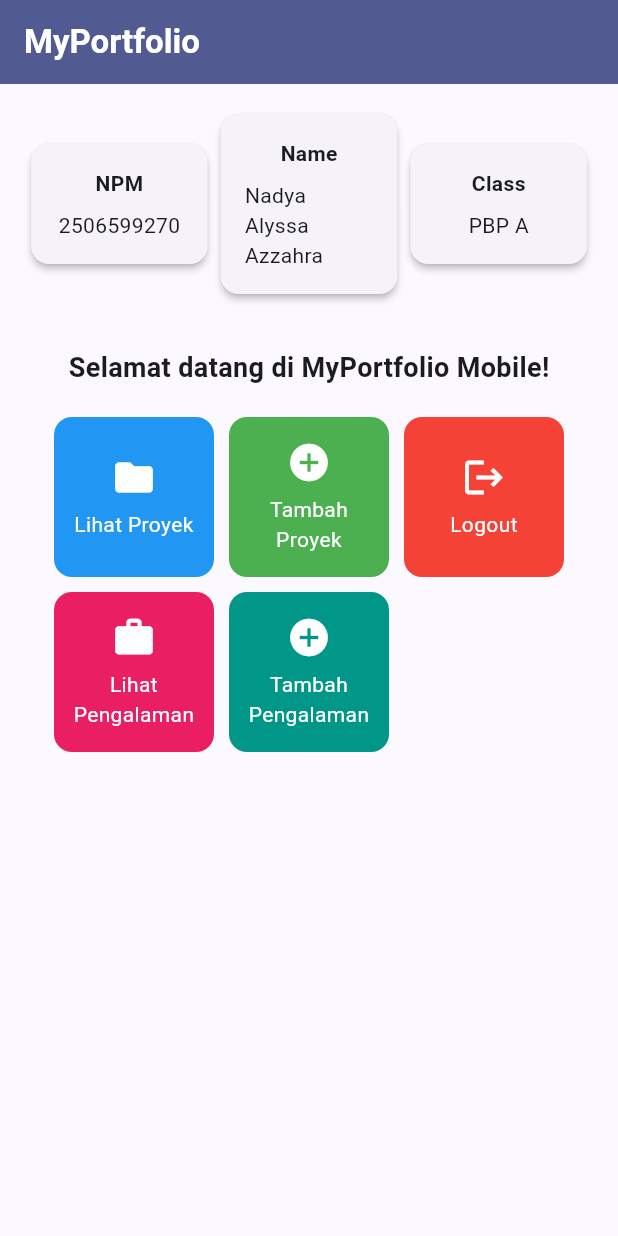
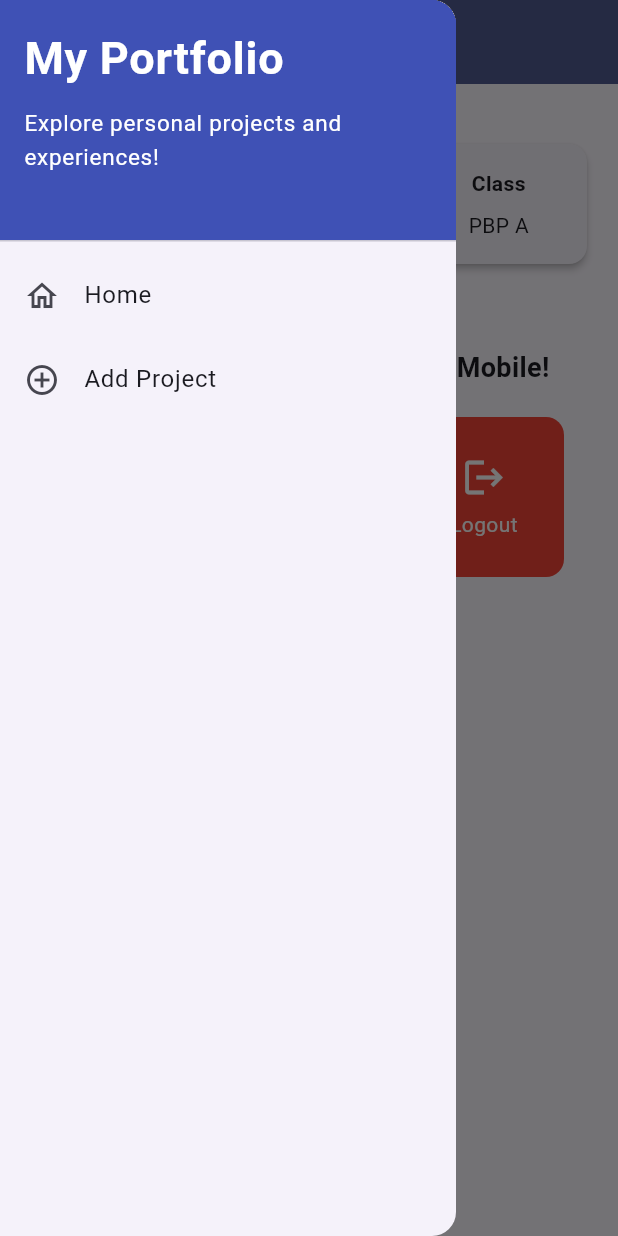
Before and after one commit to nadya-alyssa/myportofolio_mobile, a Flutter app: the screen it shows after launch, with the side drawer open (before the commit the screen has no drawer), on a phone screen of 412 x 824 dp. Run offline on Flutter 3.47's test engine with Material 3 defaults, Android fonts, the phone set to English and light mode, and no system bars; our stand-ins replace material_ui.

Commit message:
Tutorial 9: menambah navigasi, layout, form, dan input elements

```diff
--- a/lib/main.dart
+++ b/lib/main.dart
@@ -1,5 +1,5 @@
-import 'package:flutter/material.dart';
-import 'package:myportofolio_mobile/menu.dart';
+import 'package:material_ui/material_ui.dart';
+import 'package:myportofolio_mobile/screens/menu.dart';
 
 void main() {
   runApp(const MyApp());
--- a/lib/menu.dart
+++ b/lib/screens/menu.dart
@@ -1,4 +1,6 @@
-import 'package:flutter/material.dart';
+import 'package:material_ui/material_ui.dart';
+import 'package:myportofolio_mobile/widgets/left_drawer.dart';
+import 'package:myportofolio_mobile/widgets/project_card.dart';
 
 class MyHomePage extends StatelessWidget {
   MyHomePage({super.key});
@@ -29,7 +31,9 @@ class MyHomePage extends StatelessWidget {
           ),
         ),
         backgroundColor: Theme.of(context).colorScheme.primary,
+        iconTheme: const IconThemeData(color: Colors.white),
       ),
+      drawer: const LeftDrawer(),
       // Body halaman utama dengan padding di sekelilingnya.
       body: Padding(
         padding: const EdgeInsets.all(16.0),
@@ -125,49 +129,3 @@ class ItemHomepage {
 
   ItemHomepage(this.name, this.icon, this.color);
 }
-
-class ItemCard extends StatelessWidget {
-  final ItemHomepage item;
-
-  const ItemCard(this.item, {super.key});
-
-  @override
-  Widget build(BuildContext context) {
-    return Material(
-      color: item.color,
-      borderRadius: BorderRadius.circular(12),
-      child: InkWell(
-        // Aksi ketika kartu ditekan oleh pengguna.
-        onTap: () {
-          // Menampilkan SnackBar dengan pesan interaktif.
-          ScaffoldMessenger.of(context)
-            ..hideCurrentSnackBar()
-            ..showSnackBar(
-              SnackBar(content: Text("Kamu telah menekan tombol ${item.name}!"))
-            );
-        },
-        child: Container(
-          padding: const EdgeInsets.all(8),
-          child: Center(
-            child: Column(
-              mainAxisAlignment: MainAxisAlignment.center,
-              children: [
-                Icon(
-                  item.icon,
-                  color: Colors.white,
-                  size: 30.0,
-                ),
-                const Padding(padding: EdgeInsets.all(3)),
-                Text(
-                  item.name,
-                  textAlign: TextAlign.center,
-                  style: const TextStyle(color: Colors.white),
-                ),
-              ],
-            ),
-          ),
-        ),
-      ),
-    );
-  }
-}
--- /dev/null
+++ b/lib/widgets/left_drawer.dart
@@ -0,0 +1,67 @@
+import 'package:material_ui/material_ui.dart';
+import 'package:myportofolio_mobile/screens/menu.dart';
+import 'package:myportofolio_mobile/screens/project_form.dart';
+
+class LeftDrawer extends StatelessWidget {
+  const LeftDrawer({super.key});
+
+  @override
+  Widget build(BuildContext context) {
+    return Drawer(
+      child: ListView(
+        children: [
+          const DrawerHeader(
+            decoration: BoxDecoration(
+              color: Colors.indigo,
+            ),
+            child: Column(
+              crossAxisAlignment: CrossAxisAlignment.start,
+              children: [
+                Text(
+                  'My Portfolio',
+                  style: TextStyle(
+                    fontSize: 30,
+                    fontWeight: FontWeight.bold,
+                    color: Colors.white,
+                  ),
+                ),
+                SizedBox(height: 10),
+                Text(
+                  'Explore personal projects and experiences!',
+                  style: TextStyle(
+                    fontSize: 15,
+                    color: Colors.white,
+                  ),
+                ),
+              ],
+            ),
+          ),
+          ListTile(
+            leading: const Icon(Icons.home_outlined),
+            title: const Text('Home'),
+            onTap: () {
+              Navigator.pushReplacement(
+                context,
+                MaterialPageRoute(
+                  builder: (context) => MyHomePage(),
+                ),
+              );
+            },
+          ),
+          ListTile(
+            leading: const Icon(Icons.add_circle_outline),
+            title: const Text('Add Project'),
+            onTap: () {
+              Navigator.pushReplacement(
+                context,
+                MaterialPageRoute(
+                  builder: (context) => const ProjectFormPage(),
+                ),
+              );
+            },
+          ),
+        ],
+      ),
+    );
+  }
+}
--- /dev/null
+++ b/lib/widgets/project_card.dart
@@ -0,0 +1,57 @@
+import 'package:material_ui/material_ui.dart';
+import 'package:myportofolio_mobile/screens/menu.dart';
+import 'package:myportofolio_mobile/screens/project_form.dart';
+
+class ItemCard extends StatelessWidget {
+  final ItemHomepage item;
+
+
+  const ItemCard(this.item, {super.key});
+
+
+  @override
+  Widget build(BuildContext context) {
+    return Material(
+      color: item.color,
+      borderRadius: BorderRadius.circular(12),
+      child: InkWell(
+        // Aksi ketika kartu ditekan oleh pengguna.
+        onTap: () {
+          // Menampilkan SnackBar dengan pesan interaktif.
+          ScaffoldMessenger.of(context)
+            ..hideCurrentSnackBar()
+            ..showSnackBar(
+              SnackBar(content: Text("Kamu telah menekan tombol ${item.name}!"))
+            );
+          if (item.name == "Tambah Proyek") {
+            Navigator.push(
+              context,
+              MaterialPageRoute(builder: (context) => const ProjectFormPage()),
+            );
+          }
+        },
+        child: Container(
+          padding: const EdgeInsets.all(8),
+          child: Center(
+            child: Column(
+              mainAxisAlignment: MainAxisAlignment.center,
+              children: [
+                Icon(
+                  item.icon,
+                  color: Colors.white,
+                  size: 30.0,
+                ),
+                const Padding(padding: EdgeInsets.all(3)),
+                Text(
+                  item.name,
+                  textAlign: TextAlign.center,
+                  style: const TextStyle(color: Colors.white),
+                ),
+              ],
+            ),
+          ),
+        ),
+      ),
+    );
+  }
+}
--- a/pubspec.yaml
+++ b/pubspec.yaml
@@ -34,6 +34,7 @@ dependencies:
   # The following adds the Cupertino Icons font to your application.
   # Use with the CupertinoIcons class for iOS style icons.
   cupertino_icons: ^1.0.8
+  material_ui: ^1.11.1
 
 dev_dependencies:
   flutter_test:
```
Also changed, not shown: lib/screens/project_form.dart (added, +208 -0 lines), pubspec.lock.
